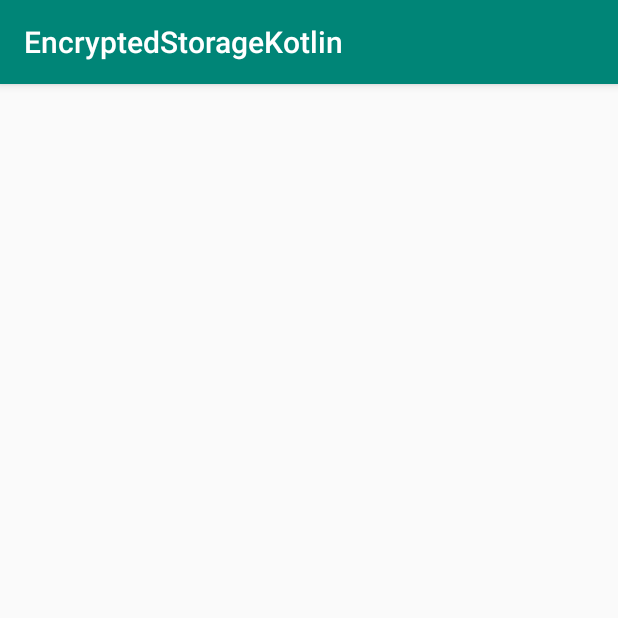
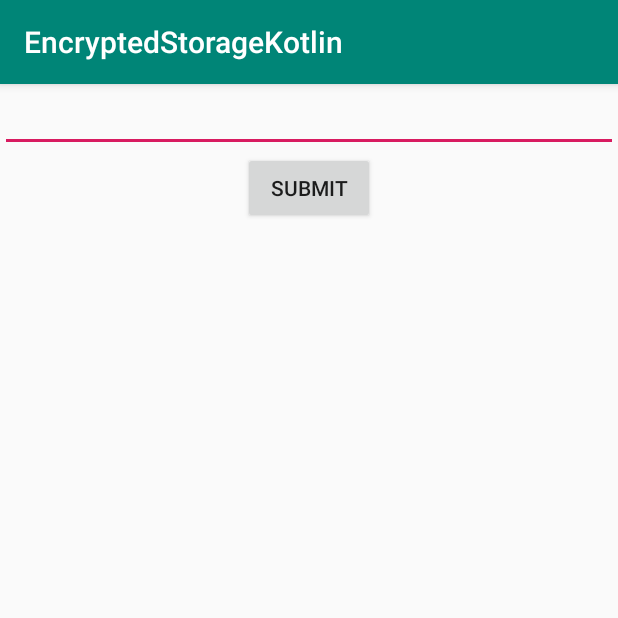
Before and after one commit to Mazogu/AESKeysKotlinVersion, an Android app: the screen it shows after launch (SecurityActivity), on a phone screen of 412 x 824 dp, the top half of it. Run offline under Robolectric (Android 15) with nearby library versions, the phone set to English and light mode, and no system bars; our stand-ins replace Dagger/Hilt's generated code, Firebase (no records; nobody signed in at launch, a user with empty details on screens opened directly), Timber, data binding.

```diff
--- a/app/src/main/AndroidManifest.xml
+++ b/app/src/main/AndroidManifest.xml
@@ -6,10 +6,11 @@
             android:allowBackup="true"
             android:icon="@mipmap/ic_launcher"
             android:label="@string/app_name"
+            android:name=".CipherApplication"
             android:roundIcon="@mipmap/ic_launcher_round"
             android:supportsRtl="true"
             android:theme="@style/AppTheme">
-        <activity android:name=".ui.SecurityActivity">
+        <activity android:name=".ui.SecurityActivity" android:exported="true">
             <intent-filter>
                 <action android:name="android.intent.action.MAIN"/>
 
--- /dev/null
+++ b/app/src/main/java/com/example/encryptedstoragekotlin/CipherApplication.kt
@@ -0,0 +1,13 @@
+package com.example.encryptedstoragekotlin
+
+import android.app.Application
+import dagger.hilt.android.HiltAndroidApp
+import timber.log.Timber
+
+@HiltAndroidApp
+class CipherApplication: Application() {
+    override fun onCreate() {
+        super.onCreate()
+        Timber.plant(Timber.DebugTree())
+    }
+}
--- a/app/src/main/java/com/example/encryptedstoragekotlin/Exceptions/CipherNotInitializedException.kt
+++ b/app/src/main/java/com/example/encryptedstoragekotlin/Exceptions/CipherNotInitializedException.kt
@@ -2,6 +2,5 @@ package com.example.encryptedstoragekotlin.Exceptions
 
 import java.lang.Exception
 
-class CipherNotInitializedException : Exception {
-    constructor(error:String):super(error)
+class CipherNotInitializedException(error: String) : Exception(error) {
 }
--- /dev/null
+++ b/app/src/main/java/com/example/encryptedstoragekotlin/hilt/HiltModule.kt
@@ -0,0 +1,24 @@
+package com.example.encryptedstoragekotlin.hilt
+
+import com.example.encryptedstoragekotlin.cipher.CipherWrapper
+import com.example.encryptedstoragekotlin.firebase.FirebaseDB
+import com.google.firebase.database.FirebaseDatabase
+import dagger.Module
+import dagger.Provides
+import dagger.hilt.InstallIn
+import dagger.hilt.components.SingletonComponent
+import javax.crypto.Cipher
+
+@Module
+@InstallIn(SingletonComponent::class)
+object FirebaseModule{
+    @Provides
+    fun provideFirebaseDB():FirebaseDatabase = FirebaseDatabase.getInstance()
+}
+
+@Module
+@InstallIn(SingletonComponent::class)
+object CipherModule{
+    @Provides
+    fun provideCipher():Cipher = Cipher.getInstance(CipherWrapper.TRANSFORMATION)
+}
--- a/app/src/main/java/com/example/encryptedstoragekotlin/ui/DecryptFragment.kt
+++ b/app/src/main/java/com/example/encryptedstoragekotlin/ui/DecryptFragment.kt
@@ -5,15 +5,22 @@ import android.view.LayoutInflater
 import android.view.View
 import android.view.ViewGroup
 import androidx.fragment.app.Fragment
+import androidx.lifecycle.MutableLiveData
+import androidx.lifecycle.ViewModelProvider
+import com.example.encryptedstoragekotlin.R
+import dagger.hilt.android.AndroidEntryPoint
 
-class DecryptFragment: Fragment {
-    constructor()
+@AndroidEntryPoint
+class DecryptFragment: Fragment() {
+
+    private lateinit var viewModel:SecurityViewModel;
 
     override fun onCreate(savedInstanceState: Bundle?) {
         super.onCreate(savedInstanceState)
+        viewModel = ViewModelProvider(requireActivity())[SecurityViewModel::class.java]
     }
 
     override fun onCreateView(inflater: LayoutInflater, container: ViewGroup?, savedInstanceState: Bundle?): View? {
-        return super.onCreateView(inflater, container, savedInstanceState)
+        return inflater.inflate(R.layout.fragment_decrypt, container, false)
     }
 }
--- a/app/src/main/java/com/example/encryptedstoragekotlin/ui/EncryptFragment.kt
+++ b/app/src/main/java/com/example/encryptedstoragekotlin/ui/EncryptFragment.kt
@@ -5,15 +5,21 @@ import android.view.LayoutInflater
 import android.view.View
 import android.view.ViewGroup
 import androidx.fragment.app.Fragment
+import androidx.lifecycle.ViewModelProvider
+import com.example.encryptedstoragekotlin.R
+import dagger.hilt.android.AndroidEntryPoint
 
-class EncryptFragment : Fragment {
-    constructor()
+@AndroidEntryPoint
+class EncryptFragment : Fragment() {
+
+    private lateinit var viewModel:SecurityViewModel
 
     override fun onCreate(savedInstanceState: Bundle?) {
         super.onCreate(savedInstanceState)
+        viewModel = ViewModelProvider(requireActivity())[SecurityViewModel::class.java]
     }
 
     override fun onCreateView(inflater: LayoutInflater, container: ViewGroup?, savedInstanceState: Bundle?): View? {
-        return super.onCreateView(inflater, container, savedInstanceState)
+        return inflater.inflate(R.layout.fragment_encrypt, container, false)
     }
 }
--- a/app/src/main/java/com/example/encryptedstoragekotlin/ui/SecurityActivity.kt
+++ b/app/src/main/java/com/example/encryptedstoragekotlin/ui/SecurityActivity.kt
@@ -3,11 +3,14 @@ package com.example.encryptedstoragekotlin.ui
 import androidx.appcompat.app.AppCompatActivity
 import android.os.Bundle
 import com.example.encryptedstoragekotlin.R
+import dagger.hilt.android.AndroidEntryPoint
+import timber.log.Timber
 
+@AndroidEntryPoint
 class SecurityActivity : AppCompatActivity() {
-
     override fun onCreate(savedInstanceState: Bundle?) {
         super.onCreate(savedInstanceState)
         setContentView(R.layout.activity_main)
+        Timber.d("On create called")
     }
 }
--- a/app/src/main/java/com/example/encryptedstoragekotlin/ui/SecurityViewModel.kt
+++ b/app/src/main/java/com/example/encryptedstoragekotlin/ui/SecurityViewModel.kt
@@ -1,7 +1,22 @@
 package com.example.encryptedstoragekotlin.ui
 
+import androidx.lifecycle.MutableLiveData
 import androidx.lifecycle.ViewModel
+import com.example.encryptedstoragekotlin.cipher.CipherWrapper
+import com.example.encryptedstoragekotlin.firebase.FirebaseDB
+import dagger.hilt.android.lifecycle.HiltViewModel
+import javax.inject.Inject
 
-class SecurityViewModel : ViewModel {
-    constructor()
+@HiltViewModel
+class SecurityViewModel @Inject constructor(private val cipher:CipherWrapper, firebaseDB: FirebaseDB) : ViewModel(), FirebaseDB.CallBack {
+
+    val encryptText = MutableLiveData<String>()
+
+    override fun retrieveData(data: String?, key: String?) {
+        TODO("Not yet implemented")
+    }
+
+    override fun removeData(key: String?) {
+        TODO("Not yet implemented")
+    }
 }
--- a/app/src/main/res/layout/activity_main.xml
+++ b/app/src/main/res/layout/activity_main.xml
@@ -6,17 +6,21 @@
         android:layout_width="match_parent"
         android:layout_height="match_parent"
         tools:context=".ui.SecurityActivity">
-    <FrameLayout
+    <androidx.fragment.app.FragmentContainerView
             android:layout_width="0dp"
             android:layout_height="wrap_content"
             android:id="@+id/send_text"
+            android:name="com.example.encryptedstoragekotlin.ui.EncryptFragment"
             app:layout_constraintStart_toStartOf="parent"
             app:layout_constraintEnd_toEndOf="parent"
-            app:layout_constraintTop_toTopOf="parent"/>
-    <FrameLayout
+            app:layout_constraintTop_toTopOf="parent"
+            tools:layout="@layout/fragment_encrypt" />
+    <androidx.fragment.app.FragmentContainerView
             android:layout_width="0dp"
             android:layout_height="wrap_content"
             android:id="@+id/decrypted_list"
+            tools:layout="@layout/fragment_decrypt"
+            android:name="com.example.encryptedstoragekotlin.ui.DecryptFragment"
             app:layout_constraintStart_toStartOf="parent"
             app:layout_constraintEnd_toEndOf="parent"
             app:layout_constraintTop_toBottomOf="@id/send_text"
--- a/app/src/main/res/layout/fragment_decrypt.xml
+++ b/app/src/main/res/layout/fragment_decrypt.xml
@@ -5,7 +5,7 @@
         android:layout_height="match_parent" xmlns:app="http://schemas.android.com/apk/res-auto">
     <androidx.recyclerview.widget.RecyclerView
             android:layout_width="0dp"
-            android:layout_height="0dp"
+            android:layout_height="wrap_content"
             android:id="@+id/decrypt_recycle"
             app:layout_constraintTop_toTopOf="parent"
             app:layout_constraintBottom_toBottomOf="parent"
```
Also changed, not shown: app/build.gradle (+36 -19 lines), app/src/main/java/com/example/encryptedstoragekotlin/cipher/CipherWrapper.kt (renamed from app/src/main/java/com/example/encryptedstoragekotlin/cipher/ChipherWrapper.kt, +13 -16 lines), app/src/main/java/com/example/encryptedstoragekotlin/firebase/FirebaseDB.kt (+5 -10 lines), build.gradle (+9 -3 lines), gradle/wrapper/gradle-wrapper.properties.
